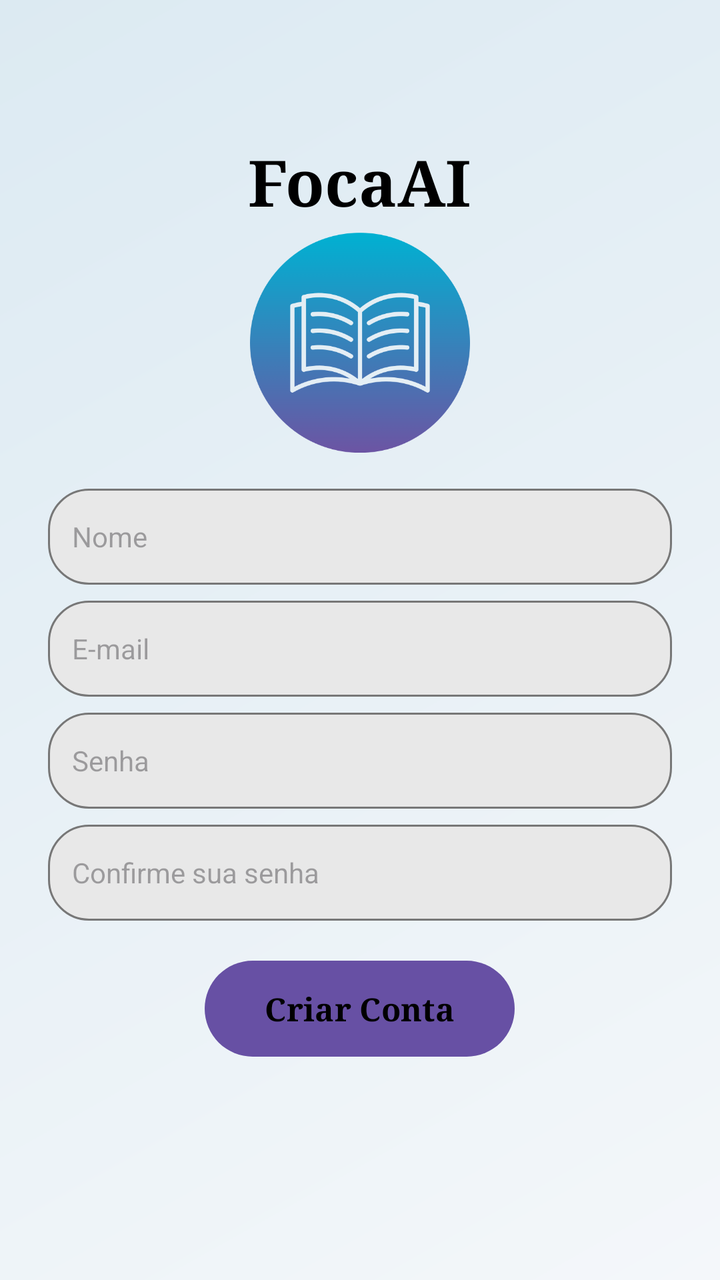
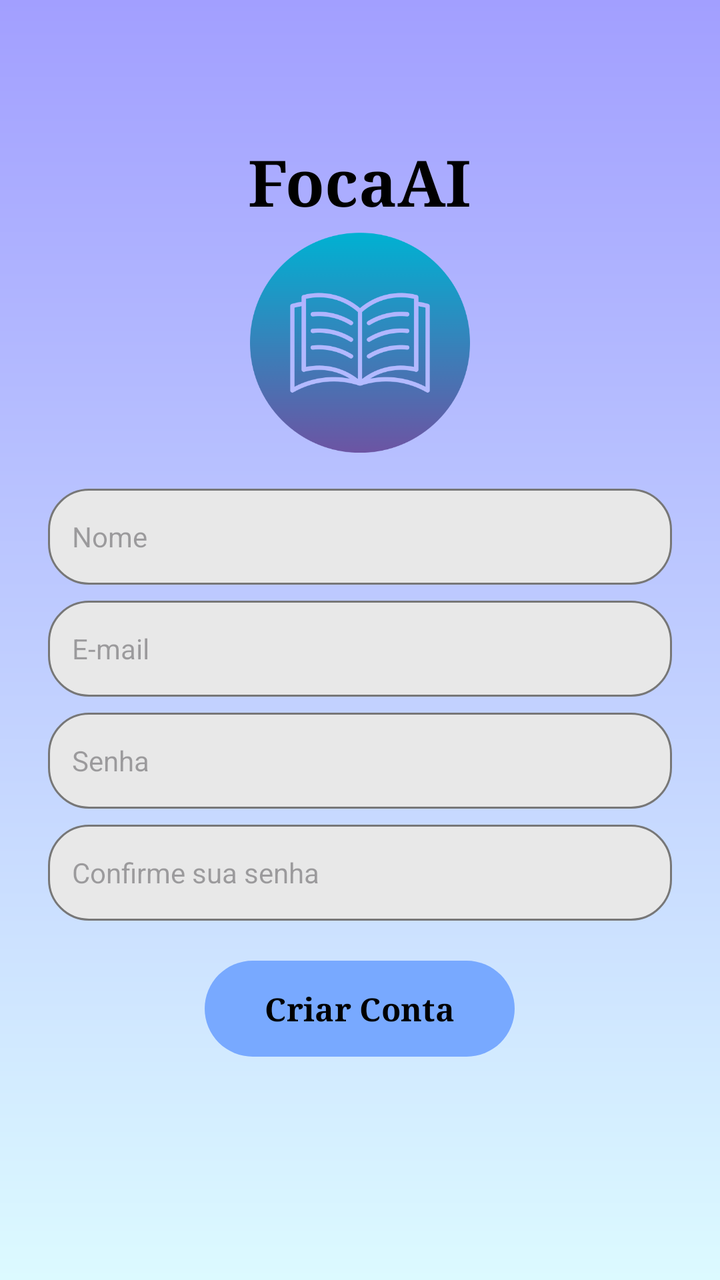

Two renders of the same Android screen: before a commit and after it. Below are the layout's source before the change and the commit's diff.
<!-- AndroidManifest.xml: application theme Theme.FocaAi -->
<!-- res/layout/activity_cadastro.xml -->
<?xml version="1.0" encoding="utf-8"?>
<androidx.constraintlayout.widget.ConstraintLayout
    xmlns:android="http://schemas.android.com/apk/res/android"
    xmlns:app="http://schemas.android.com/apk/res-auto"
    xmlns:tools="http://schemas.android.com/tools"
    android:layout_width="match_parent"
    android:layout_height="match_parent"
    android:background="@drawable/bg_gradient"
    tools:context=".CadastroActivity">

    <LinearLayout
        android:layout_width="match_parent"
        android:layout_height="wrap_content"
        android:orientation="vertical"
        android:gravity="center_horizontal"
        android:paddingStart="24dp"
        android:paddingEnd="24dp"
        android:paddingBottom="16dp"
        app:layout_constraintTop_toTopOf="parent"
        app:layout_constraintBottom_toBottomOf="parent"
        app:layout_constraintVertical_bias="0.42">

        <TextView
            android:layout_width="wrap_content"
            android:layout_height="wrap_content"
            android:text="FocaAI"
            android:textSize="32sp"
            android:textStyle="bold"
            android:fontFamily="serif"
            android:textColor="#000000" />

        <ImageView
            android:layout_width="110dp"
            android:layout_height="110dp"
            android:layout_marginTop="4dp"
            android:contentDescription="Logo do FocaAi"
            android:scaleType="fitCenter"
            app:srcCompat="@drawable/livro" />

        <EditText
            android:id="@+id/editNomeCadastro"
            android:layout_width="match_parent"
            android:layout_height="48dp"
            android:layout_marginTop="18dp"
            android:background="@drawable/campo_rounded"
            android:hint="Nome"
            android:inputType="textPersonName"
            android:paddingStart="12dp"
            android:paddingEnd="12dp"
            android:textSize="14sp" />

        <EditText
            android:id="@+id/editEmailCadastro"
            android:layout_width="match_parent"
            android:layout_height="48dp"
            android:layout_marginTop="8dp"
            android:background="@drawable/campo_rounded"
            android:hint="E-mail"
            android:inputType="textEmailAddress"
            android:paddingStart="12dp"
            android:paddingEnd="12dp"
            android:textSize="14sp" />

        <EditText
            android:id="@+id/editSenhaCadastro"
            android:layout_width="match_parent"
            android:layout_height="48dp"
            android:layout_marginTop="8dp"
            android:background="@drawable/campo_rounded"
            android:hint="Senha"
            android:inputType="textPassword"
            android:paddingStart="12dp"
            android:paddingEnd="12dp"
            android:textSize="14sp" />

        <EditText
            android:id="@+id/editConfirmarSenhaCadastro"
            android:layout_width="match_parent"
            android:layout_height="48dp"
            android:layout_marginTop="8dp"
            android:background="@drawable/campo_rounded"
            android:hint="Confirme sua senha"
            android:inputType="textPassword"
            android:paddingStart="12dp"
            android:paddingEnd="12dp"
            android:textSize="14sp" />

        <Button
            android:id="@+id/buttonCriarConta"
            android:layout_width="155dp"
            android:layout_height="48dp"
            android:layout_marginTop="20dp"
            android:background="@drawable/button_rounded"
            android:fontFamily="serif"
            android:padding="0dp"
            android:stateListAnimator="@null"
            android:text="Criar Conta"
            android:textAllCaps="false"
            android:textColor="#000000"
            android:textSize="16sp"
            android:textStyle="bold" />

    </LinearLayout>

</androidx.constraintlayout.widget.ConstraintLayout>
<!-- resources referenced by this layout -->
<resources>
  <!-- drawable bg_gradient (drawable) -->
  <?xml version="1.0" encoding="utf-8"?>
  <shape xmlns:android="http://schemas.android.com/apk/res/android"
      android:shape="rectangle">
  
      <gradient
          android:angle="135"
          android:startColor="@color/background"
          android:endColor="@color/surface"
          android:type="linear" />
  
  </shape>
  <!-- drawable button_rounded (drawable) -->
  <?xml version="1.0" encoding="utf-8"?>
  <shape xmlns:android="http://schemas.android.com/apk/res/android"
      android:shape="rectangle">
  
      <solid android:color="#78A9FF" />
  
      <corners android:radius="50dp" />
  
  </shape>
  <!-- drawable campo_rounded (drawable) -->
  <?xml version="1.0" encoding="utf-8"?>
  <shape xmlns:android="http://schemas.android.com/apk/res/android"
      android:shape="rectangle">
  
      <solid android:color="#E8E8E8" />
  
      <stroke
          android:width="1dp"
          android:color="#777777" />
  
      <corners android:radius="20dp" />
  
  </shape>
  <!-- drawable livro: png bitmap (drawable, 33037 bytes) -->
  <style name="Theme.FocaAi" parent="Base.Theme.FocaAi" />
  <color name="background">#F4F7FA</color>
  <color name="surface">#DCEAF2</color>
  <style name="Base.Theme.FocaAi" parent="Theme.Material3.DayNight.NoActionBar">
          
          
      </style>
</resources>

<!-- the commit's change to res/layout/activity_cadastro.xml (unified diff, before → after) -->
@@ -1,33 +1,32 @@
 <?xml version="1.0" encoding="utf-8"?>
-<androidx.constraintlayout.widget.ConstraintLayout
-    xmlns:android="http://schemas.android.com/apk/res/android"
+<androidx.constraintlayout.widget.ConstraintLayout xmlns:android="http://schemas.android.com/apk/res/android"
     xmlns:app="http://schemas.android.com/apk/res-auto"
     xmlns:tools="http://schemas.android.com/tools"
     android:layout_width="match_parent"
     android:layout_height="match_parent"
-    android:background="@drawable/bg_gradient"
-    tools:context=".CadastroActivity">
+    android:background="@drawable/bg_foca_gradient"
+    tools:context=".activities.CadastroActivity">
 
     <LinearLayout
         android:layout_width="match_parent"
         android:layout_height="wrap_content"
+        android:gravity="center_horizontal"
         android:orientation="vertical"
-        android:gravity="center_horizontal"
         android:paddingStart="24dp"
         android:paddingEnd="24dp"
         android:paddingBottom="16dp"
+        app:layout_constraintBottom_toBottomOf="parent"
         app:layout_constraintTop_toTopOf="parent"
-        app:layout_constraintBottom_toBottomOf="parent"
         app:layout_constraintVertical_bias="0.42">
 
         <TextView
             android:layout_width="wrap_content"
             android:layout_height="wrap_content"
+            android:fontFamily="serif"
             android:text="FocaAI"
+            android:textColor="#000000"
             android:textSize="32sp"
-            android:textStyle="bold"
-            android:fontFamily="serif"
-            android:textColor="#000000" />
+            android:textStyle="bold" />
 
         <ImageView
             android:layout_width="110dp"
@@ -98,7 +97,8 @@
             android:textAllCaps="false"
             android:textColor="#000000"
             android:textSize="16sp"
-            android:textStyle="bold" />
+            android:textStyle="bold"
+            app:backgroundTint="@null" />
 
     </LinearLayout>
 
<!-- resource entries referenced after the edit -->
@@ -1,16 +1,9 @@
 <!-- resources referenced by this layout -->
 <resources>
-  <!-- drawable bg_gradient (drawable) -->
+  <!-- drawable bg_foca_gradient (drawable) -->
   <?xml version="1.0" encoding="utf-8"?>
-  <shape xmlns:android="http://schemas.android.com/apk/res/android"
-      android:shape="rectangle">
-  
-      <gradient
-          android:angle="135"
-          android:startColor="@color/background"
-          android:endColor="@color/surface"
-          android:type="linear" />
-  
+  <shape xmlns:android="http://schemas.android.com/apk/res/android" android:shape="rectangle">
+      <gradient android:angle="270" android:startColor="#A29FFF" android:endColor="#DCFAFF" android:type="linear" />
   </shape>
   <!-- drawable button_rounded (drawable) -->
   <?xml version="1.0" encoding="utf-8"?>
@@ -38,8 +31,6 @@
   </shape>
   <!-- drawable livro: png bitmap (drawable, 33037 bytes) -->
   <style name="Theme.FocaAi" parent="Base.Theme.FocaAi" />
-  <color name="background">#F4F7FA</color>
-  <color name="surface">#DCEAF2</color>
   <style name="Base.Theme.FocaAi" parent="Theme.Material3.DayNight.NoActionBar">
           
           
